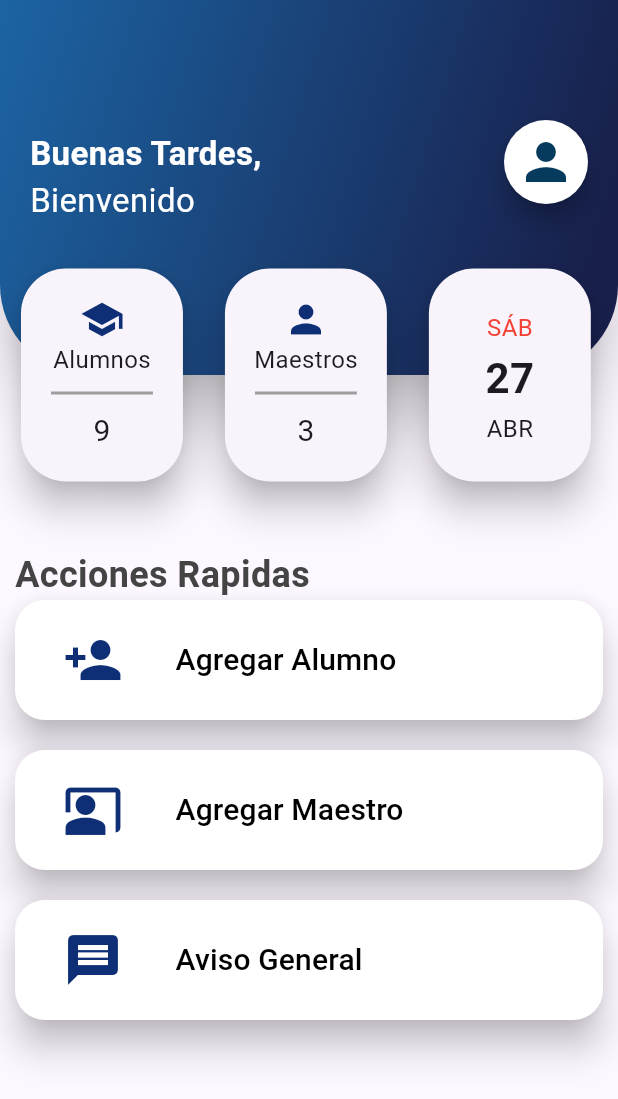
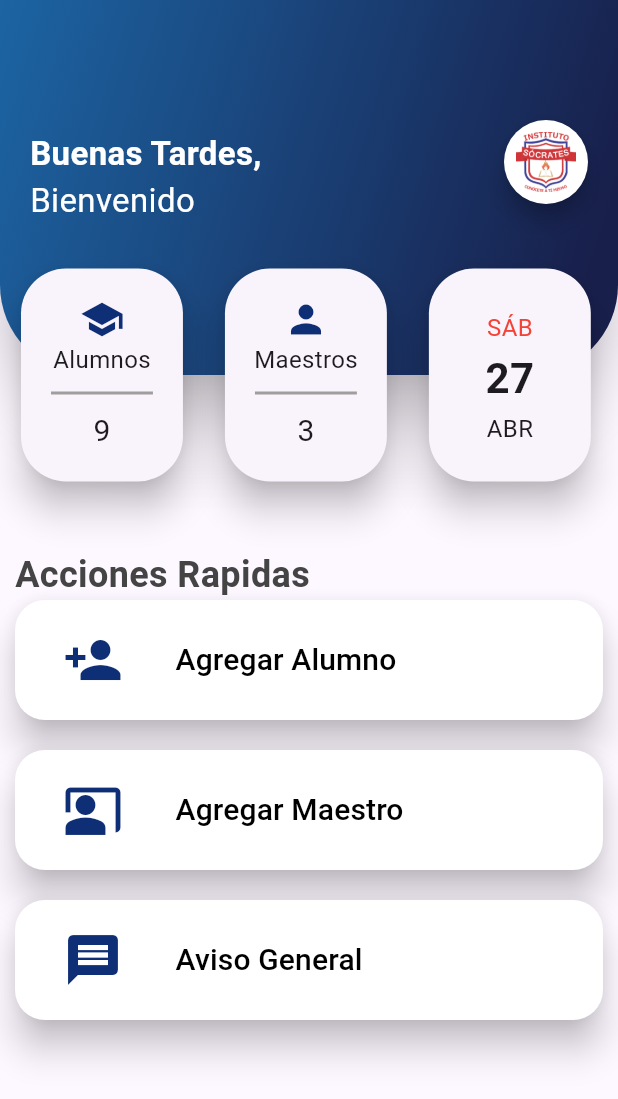
Before and after one commit to samuel-serrato/educame, a Flutter app: the HomeScreen screen opened directly with empty values, on a phone screen of 412 x 824 dp. Shown: the top 1099 px of the screen. Run offline on Flutter 3.47's test engine with Material 3 defaults, Android fonts, the light colour scheme and no system bars; drawn by our look-alikes of carousel_slider; network calls fail.

Commit message:
funciona busqueda de tutores, filtra la lista _tutores y logo en pantalla home

```diff
--- a/lib/screens/home.dart
+++ b/lib/screens/home.dart
@@ -9,6 +9,7 @@
 import 'package:http/http.dart' as http;
 import 'package:intl/intl.dart'; // Importa el paquete de internacionalización para formatear la fecha
 import 'package:intl/date_symbol_data_local.dart'; // Importa este paquete para inicializar los símbolos de fecha localmente
+import 'package:url_launcher/url_launcher.dart';
 
 // Antes de usar DateFormat, asegúrate de inicializar los símbolos de fecha localmente
 
@@ -169,31 +170,18 @@
             shape:
                 RoundedRectangleBorder(borderRadius: BorderRadius.circular(30)),
             backgroundColor: Colors.white,
-            child: const Icon(
-              Icons.person,
-              color: Color(0xFF063B5D),
-              size: 40,
+            child: Image.asset(
+              'assets/logo_soc.png', // Ruta de tu imagen
+              width: 40, // Ancho de la imagen
+              height: 40, // Alto de la imagen
+              fit: BoxFit.cover, // Ajuste de la imagen
             ),
             onPressed: () {
-              /* Navigator.of(context).push(
-                  MaterialPageRoute<void>(builder: (BuildContext context) {
-                return const MiCuentaScreen();
-              })); */
+              const String url = 'https://www.institutosocrates.mx';
+              launchUrl(Uri.parse(url));
             },
           ),
         ),
-        /* const Padding(
-          padding: EdgeInsets.only(right: 20),
-          child: CircleAvatar(
-            radius: 28,
-            backgroundColor: Colors.white,
-            child: Icon(
-              Icons.person,
-              color: Color(0xFF52C88F),
-              size: 45,
-            ),
-          ),
-        ), */
       ],
     );
   }
--- a/pubspec.yaml
+++ b/pubspec.yaml
@@ -31,6 +31,7 @@
   flutter:
     sdk: flutter
   table_calendar: ^3.0.2
+  url_launcher: ^6.0.13  # Asegúrate de usar la última versión disponible
 
 
 
@@ -66,8 +67,8 @@
   uses-material-design: true
 
   # To add assets to your application, add an assets section, like this:
-  # assets:
-  #   - images/a_dot_burr.jpeg
+  assets:
+    - assets/
   #   - images/a_dot_ham.jpeg
 
   # An image asset can refer to one or more resolution-specific "variants", see
```
Also changed, not shown: lib/screens/usuarios.dart (+41 -38 lines), assets/logo_soc.png (added), pubspec.lock, 5 other files.
